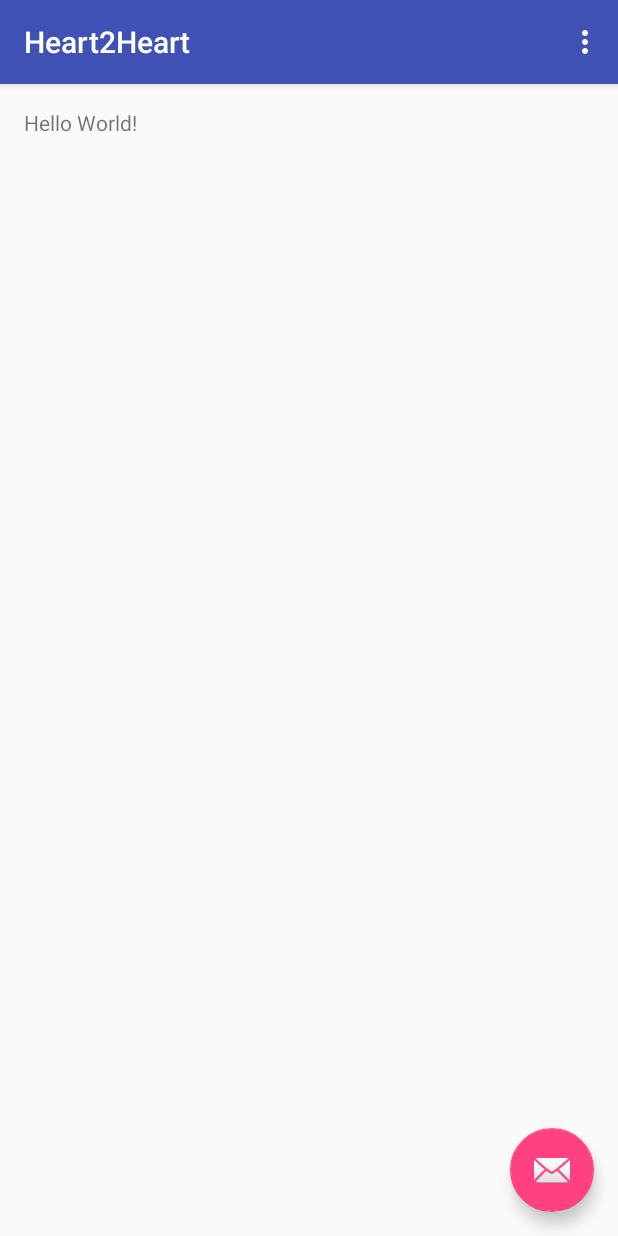
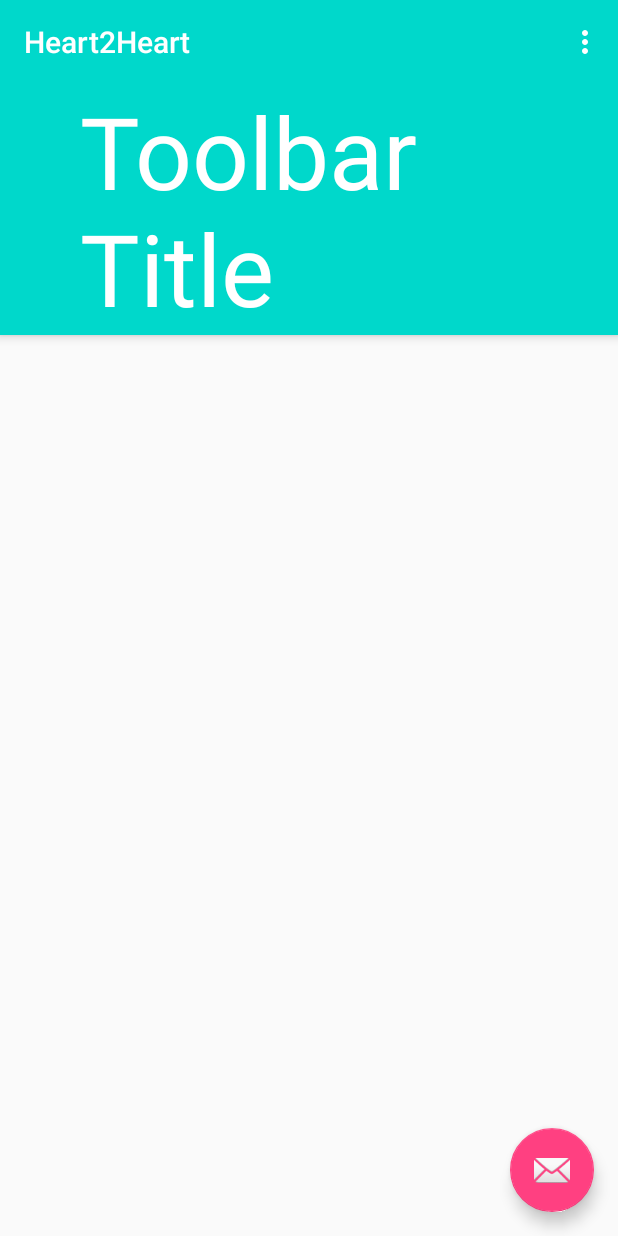
Before and after one commit to JeryBeary/Mhacks-Refactor, an Android app: the screen it shows after launch (Data), on a phone screen of 412 x 824 dp. Run offline under Robolectric (Android 15) with nearby library versions, the phone set to English and light mode, and no system bars.

Commit message:
Started General Layout

```diff
--- a/Heart2Heart/app/src/main/res/layout/activity_data.xml
+++ b/Heart2Heart/app/src/main/res/layout/activity_data.xml
@@ -9,6 +9,7 @@
     tools:context="baitsbait.heart2heart.Data">
 
     <android.support.design.widget.AppBarLayout
+        android:text="Dataasdsad"
         android:layout_height="wrap_content"
         android:layout_width="match_parent"
         android:theme="@style/AppTheme.AppBarOverlay">
@@ -19,6 +20,17 @@
             android:layout_height="?attr/actionBarSize"
             android:background="?attr/colorPrimary"
             app:popupTheme="@style/AppTheme.PopupOverlay" />
+
+        <TextView
+            android:layout_width="wrap_content"
+            android:layout_height="wrap_content"
+            android:layout_marginLeft="80px"
+            android:layout_centerVertical="true"
+            android:text="Toolbar Title"
+            android:textColor="#ffffff"
+            android:fontFamily="helvetica"
+            android:textSize="100px"
+            android:id="@+id/toolbar_title" />
 
     </android.support.design.widget.AppBarLayout>
 
--- a/Heart2Heart/app/src/main/res/layout/content_data.xml
+++ b/Heart2Heart/app/src/main/res/layout/content_data.xml
@@ -14,7 +14,7 @@
     tools:context="baitsbait.heart2heart.Data">
 
     <TextView
-        android:text="Hello World!"
+        android:text=""
         android:layout_width="wrap_content"
         android:layout_height="wrap_content" />
 </RelativeLayout>
--- a/Heart2Heart/app/src/main/res/values/styles.xml
+++ b/Heart2Heart/app/src/main/res/values/styles.xml
@@ -3,14 +3,16 @@
     <!-- Base application theme. -->
     <style name="AppTheme" parent="Theme.AppCompat.Light.DarkActionBar">
         <!-- Customize your theme here. -->
-        <item name="colorPrimary">@color/colorPrimary</item>
+        <item name="colorPrimary">#00d8cb</item>
         <item name="colorPrimaryDark">@color/colorPrimaryDark</item>
         <item name="colorAccent">@color/colorAccent</item>
     </style>
     <style name="AppTheme.NoActionBar">
         <item name="windowActionBar">false</item>
         <item name="windowNoTitle">true</item>
+        <item name="android:background">#333333</item>
     </style>
+
     <style name="AppTheme.AppBarOverlay" parent="ThemeOverlay.AppCompat.Dark.ActionBar" />
     <style name="AppTheme.PopupOverlay" parent="ThemeOverlay.AppCompat.Light" />
 
```
Also changed, not shown: 1 other file.
